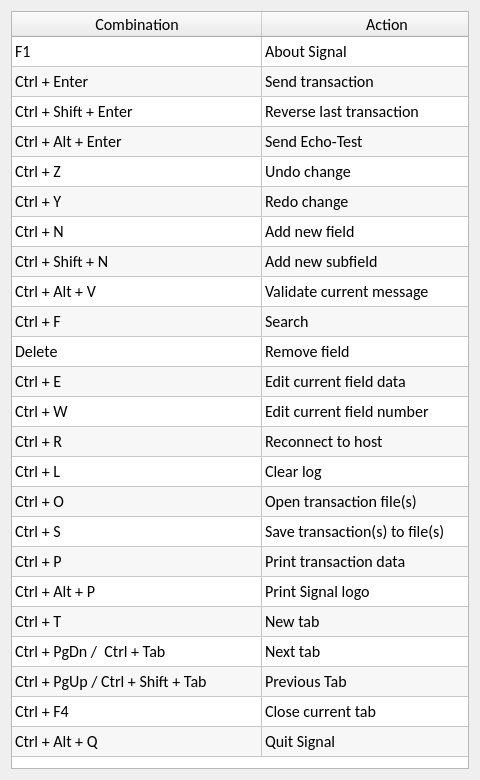
Before: the Qt Designer form common/gui/forms/hotkeys.ui in FedorIvanov37/signal, drawn with Qt 5.
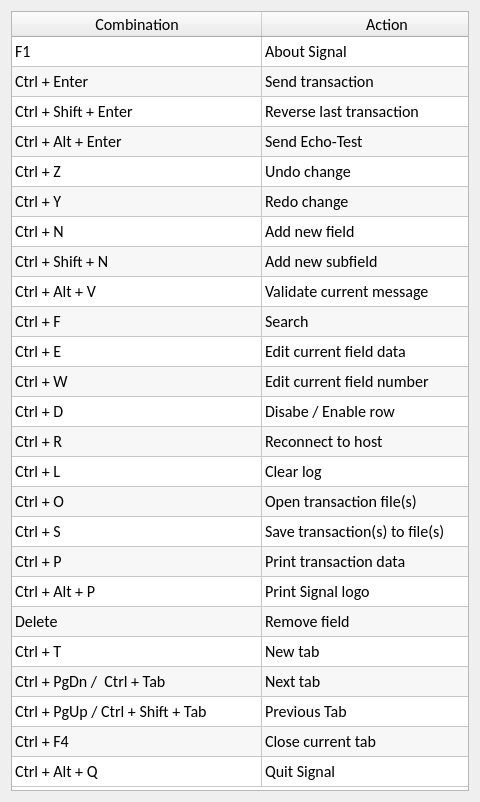
After: the same form once the commit is applied.

Commit message: Fixed hardcoded utrnno path; added possibility to set field as utrnno; added hotkey disable/enable row

Patch:
```diff
--- a/common/gui/forms/hotkeys.ui
+++ b/common/gui/forms/hotkeys.ui
@@ -10,7 +10,7 @@
     <x>0</x>
     <y>0</y>
     <width>480</width>
-    <height>780</height>
+    <height>802</height>
    </rect>
   </property>
   <property name="sizePolicy">
@@ -22,13 +22,13 @@
   <property name="minimumSize">
    <size>
     <width>480</width>
-    <height>780</height>
+    <height>802</height>
    </size>
   </property>
   <property name="maximumSize">
    <size>
     <width>480</width>
-    <height>780</height>
+    <height>802</height>
    </size>
   </property>
   <property name="windowTitle">
@@ -165,11 +165,6 @@
        <string>Ctrl + F</string>
       </property>
      </row>
-     <row>
-      <property name="text">
-       <string>Delete</string>
-      </property>
-     </row>
      <row>
       <property name="text">
        <string>Ctrl + E</string>
@@ -180,6 +175,11 @@
        <string>Ctrl + W</string>
       </property>
      </row>
+     <row>
+      <property name="text">
+       <string>Ctrl + D</string>
+      </property>
+     </row>
      <row>
       <property name="text">
        <string>Ctrl + R</string>
@@ -210,6 +210,11 @@
        <string>Ctrl + Alt + P</string>
       </property>
      </row>
+     <row>
+      <property name="text">
+       <string>Delete</string>
+      </property>
+     </row>
      <row>
       <property name="text">
        <string>Ctrl + T</string>
@@ -347,32 +352,32 @@
      </item>
      <item row="10" column="0">
       <property name="text">
-       <string>Delete</string>
+       <string>Ctrl + E</string>
       </property>
      </item>
      <item row="10" column="1">
       <property name="text">
-       <string>Remove field</string>
+       <string>Edit current field data</string>
       </property>
      </item>
      <item row="11" column="0">
       <property name="text">
-       <string>Ctrl + E</string>
+       <string>Ctrl + W</string>
       </property>
      </item>
      <item row="11" column="1">
       <property name="text">
-       <string>Edit current field data</string>
+       <string>Edit current field number</string>
       </property>
      </item>
      <item row="12" column="0">
       <property name="text">
-       <string>Ctrl + W</string>
+       <string>Ctrl + D</string>
       </property>
      </item>
      <item row="12" column="1">
       <property name="text">
-       <string>Edit current field number</string>
+       <string>Disabe / Enable row</string>
       </property>
      </item>
      <item row="13" column="0">
@@ -437,50 +442,60 @@
      </item>
      <item row="19" column="0">
       <property name="text">
-       <string>Ctrl + T</string>
+       <string>Delete</string>
       </property>
      </item>
      <item row="19" column="1">
       <property name="text">
-       <string>New tab</string>
+       <string>Remove field</string>
       </property>
      </item>
      <item row="20" column="0">
       <property name="text">
-       <string>Ctrl + PgDn /  Ctrl + Tab</string>
+       <string>Ctrl + T</string>
       </property>
      </item>
      <item row="20" column="1">
       <property name="text">
-       <string>Next tab</string>
+       <string>New tab</string>
       </property>
      </item>
      <item row="21" column="0">
       <property name="text">
-       <string>Ctrl + PgUp / Ctrl + Shift + Tab</string>
+       <string>Ctrl + PgDn /  Ctrl + Tab</string>
       </property>
      </item>
      <item row="21" column="1">
       <property name="text">
-       <string>Previous Tab</string>
+       <string>Next tab</string>
       </property>
      </item>
      <item row="22" column="0">
       <property name="text">
-       <string>Ctrl + F4</string>
+       <string>Ctrl + PgUp / Ctrl + Shift + Tab</string>
       </property>
      </item>
      <item row="22" column="1">
       <property name="text">
-       <string>Close current tab</string>
+       <string>Previous Tab</string>
       </property>
      </item>
      <item row="23" column="0">
       <property name="text">
-       <string>Ctrl + Alt + Q</string>
+       <string>Ctrl + F4</string>
       </property>
      </item>
      <item row="23" column="1">
+      <property name="text">
+       <string>Close current tab</string>
+      </property>
+     </item>
+     <item row="24" column="0">
+      <property name="text">
+       <string>Ctrl + Alt + Q</string>
+      </property>
+     </item>
+     <item row="24" column="1">
       <property name="text">
        <string>Quit Signal</string>
       </property>
```
The commit also changes 13 other files.
